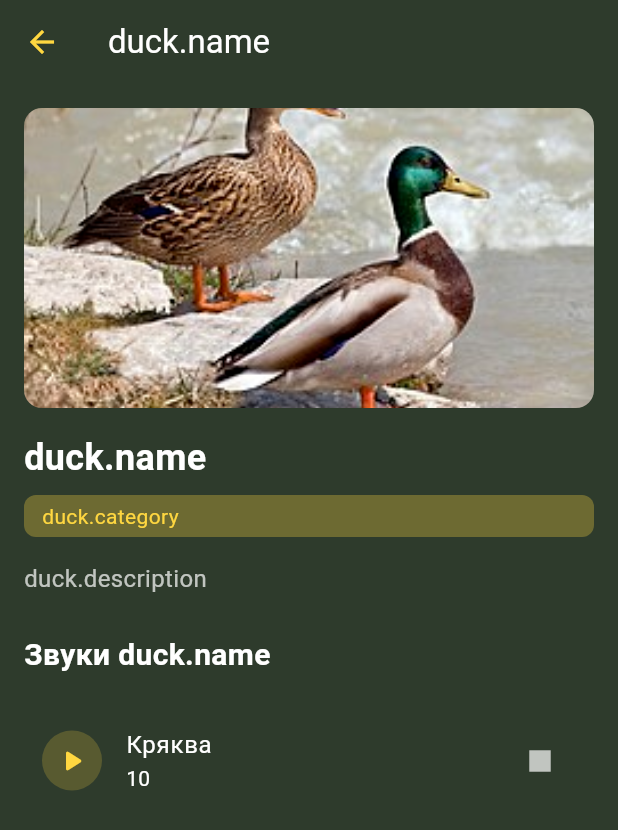
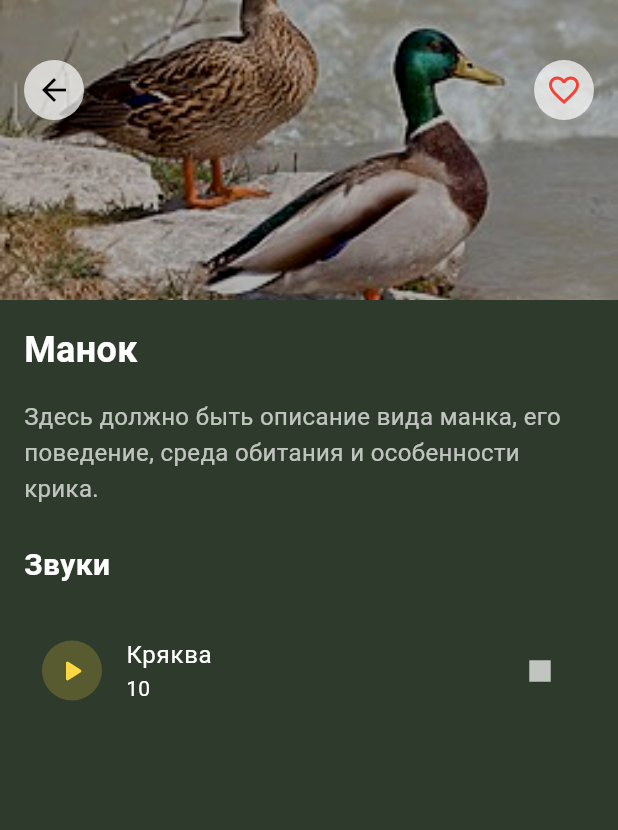
Before and after one commit to Amonlexa/duckify, a Flutter app: the DuckOverviewScreen screen opened directly, on a phone screen of 412 x 824 dp. Shown: the top 830 px of the screen. Run offline on Flutter 3.47's test engine with Material 3 defaults, Android fonts, the phone set to English and light mode, and no system bars; our stand-ins replace audio_service, flutter_bloc, just_audio.

```diff
--- a/lib/core/duckify_audio_handler.dart
+++ b/lib/core/duckify_audio_handler.dart
@@ -19,6 +19,7 @@ class DuckIfyAudioHandler extends BaseAudioHandler with QueueHandler,SeekHandler
     _isPlayerDisposed = false;
   }
 
+  //Запускаем музыку
   Future<void> playSoundWithDelay(String assetPath, String title) async {
     try {
       if (_isPlayerDisposed) {
@@ -29,10 +30,11 @@ class DuckIfyAudioHandler extends BaseAudioHandler with QueueHandler,SeekHandler
 
       await _player.stop();
 
+      //инициализация уведомления музыки
       mediaItem.add(MediaItem(
         id: assetPath,
         title: title,
-        album: "Манки",
+        album: "Тестовый",
         artUri: await getImageFileFromAssets(),
       ));
 
@@ -41,7 +43,7 @@ class DuckIfyAudioHandler extends BaseAudioHandler with QueueHandler,SeekHandler
           MediaControl.pause,
         ],
         systemActions: const {MediaAction.seek},
-        androidCompactActionIndices: const [0], // Только pause и stop
+        androidCompactActionIndices: const [0], // Только pause
         processingState: AudioProcessingState.ready,
         playing: true,
         updatePosition: Duration.zero,
--- a/lib/presentation/screens/duck_overview_screen.dart
+++ b/lib/presentation/screens/duck_overview_screen.dart
@@ -5,7 +5,6 @@ import 'package:duckify/presentation/widgets/play_button.dart';
 import 'package:flutter/cupertino.dart';
 import 'package:flutter/material.dart';
 import 'package:flutter_bloc/flutter_bloc.dart';
-import 'package:just_audio/just_audio.dart';
 
 class DuckOverviewScreen extends StatefulWidget {
 
@@ -25,55 +24,73 @@ class _DuckOverviewScreen extends State<DuckOverviewScreen> {
   Widget build(BuildContext context) {
     return BlocBuilder<DuckAudioCubit, DuckAudioState>(
       builder: (context, state) {
+        final duck = state is DuckCallLoaded ? state.currentSound : null;
         return Scaffold(
-          backgroundColor: Color(0xFF2E3B2C),
-          extendBodyBehindAppBar: true,
-          appBar: AppBar(
-            title: Text("duck.name"),
-            backgroundColor: Color(0xFF2E3B2C),
-            foregroundColor: Colors.white,
-          ),
-          body: Padding(
-            padding: const EdgeInsets.all(16.0),
+          backgroundColor: const Color(0xFF2E3B2C),
+          body: SafeArea(
+            top: false,
             child: ListView(
+              padding: EdgeInsets.zero,
               children: [
-                ClipRRect(
-                  borderRadius: BorderRadius.circular(12),
-                  child: Image.asset(
-                    'assets/images/kryakva.jpg',
+                Stack(
+                  alignment: Alignment.bottomRight,
+                  children: [
+                    Container(
+                      height: 200,
                       width: double.infinity,
-                    height: 200,
+                      decoration: BoxDecoration(
+                        image: DecorationImage(
+                          image: AssetImage('assets/images/kryakva.jpg'),
                           fit: BoxFit.cover,
                         ),
                       ),
-                SizedBox(height: 16),
+                      child: Container(
+                        color: Colors.black.withOpacity(0.3), // затемнение
+                      ),
+                    ),
+                    Positioned(
+                      right: 16,
+                      top: 40,
+                      child: CircleAvatar(
+                        backgroundColor: Colors.white.withOpacity(0.7),
+                        child: Icon(
+                          Icons.favorite_outline,
+                          color: Colors.red,
+                        ),
+                      ),
+                    ),
+                    Positioned(
+                      left: 16,
+                      top: 40,
+                      child: GestureDetector(
+                        onTap: () {
+                          Navigator.of(context).pop();
+                        },
+                        child: CircleAvatar(
+                          backgroundColor: Colors.white.withOpacity(0.7),
+                          child: Icon(Icons.arrow_back, color: Colors.black),
+                        ),
+                      ),
+                    ),
+                  ],
+                ),
+                Padding(
+                  padding: const EdgeInsets.all(16.0),
+                  child: Column(
+                    crossAxisAlignment: CrossAxisAlignment.start,
+                    children: [
                       Text(
-                  "duck.name",
+                        duck?.title ?? "Манок",
                         style: TextStyle(
                           fontSize: 24,
                           fontWeight: FontWeight.bold,
                           color: Colors.white,
                         ),
                       ),
-                SizedBox(height: 8),
-                Container(
-                  padding: EdgeInsets.symmetric(horizontal: 12, vertical: 4),
-                  decoration: BoxDecoration(
-                    color: Colors.amberAccent.withOpacity(0.3),
-                    borderRadius: BorderRadius.circular(8),
-                  ),
-                  child: Text(
-                    "duck.category",
-                    style: TextStyle(
-                      fontSize: 14,
-                      color: Colors.amberAccent,
-                    ),
-                  ),
-                ),
                       SizedBox(height: 16),
                       Text(
-                  "duck.description" ??
-                      "Здесь должно быть описание вида "", его поведение, среда обитания и особенности крика.",
+                        duck?.description ??
+                            "Здесь должно быть описание вида манка, его поведение, среда обитания и особенности крика.",
                         style: TextStyle(
                           fontSize: 16,
                           color: Colors.white70,
@@ -82,7 +99,7 @@ class _DuckOverviewScreen extends State<DuckOverviewScreen> {
                       ),
                       SizedBox(height: 24),
                       Text(
-                  'Звуки ${"duck.name"}',
+                        'Звуки ${duck?.title ?? ''}',
                         style: TextStyle(
                           fontSize: 20,
                           fontWeight: FontWeight.bold,
@@ -104,6 +121,9 @@ class _DuckOverviewScreen extends State<DuckOverviewScreen> {
                     ],
                   ),
                 ),
+              ],
+            ),
+          ),
         );
       },
     );
```
Lines whose indentation alone changed are shown as unchanged.
